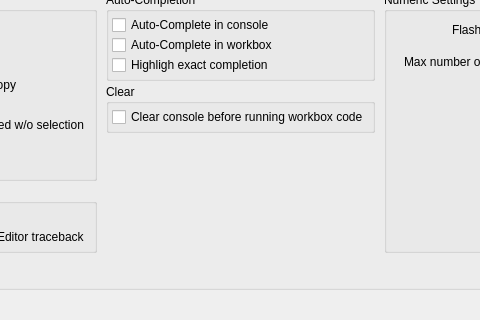
Qt form preditor/gui/ui/loggerwindow.ui (macevhicz/PrEditor) before a commit; both pictures show x 223 to 703 and y 229 to 549 of the 862 by 549 pixel window.
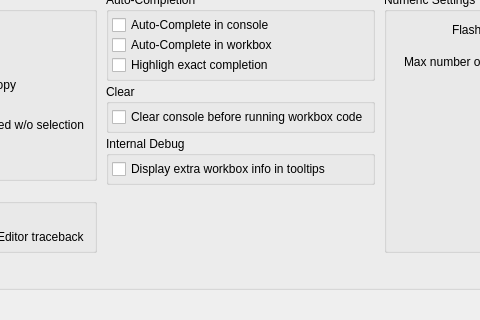
The same form after that commit. Custom widgets are drawn as their Qt base class.

Commit message:
Optionally, show extra workbox debug info on tab toolTips.
Better GRP & LYT names

```diff
--- a/preditor/gui/ui/loggerwindow.ui
+++ b/preditor/gui/ui/loggerwindow.ui
@@ -454,6 +454,37 @@
                           </layout>
                          </widget>
                         </item>
+                        <item>
+                         <widget class="QGroupBox" name="uiPrefsInternalDebugGRP">
+                          <property name="title">
+                           <string>Internal Debug</string>
+                          </property>
+                          <layout class="QVBoxLayout" name="uiPrefsInternalDebugLYT">
+                           <property name="spacing">
+                            <number>0</number>
+                           </property>
+                           <property name="leftMargin">
+                            <number>3</number>
+                           </property>
+                           <property name="topMargin">
+                            <number>3</number>
+                           </property>
+                           <property name="rightMargin">
+                            <number>3</number>
+                           </property>
+                           <property name="bottomMargin">
+                            <number>3</number>
+                           </property>
+                           <item>
+                            <widget class="QCheckBox" name="uiExtraTooltipInfoCHK">
+                             <property name="text">
+                              <string>Display extra workbox info in tooltips</string>
+                             </property>
+                            </widget>
+                           </item>
+                          </layout>
+                         </widget>
+                        </item>
                         <item>
                          <spacer name="verticalSpacer">
                           <property name="orientation">
```
Left out of the diff: 20 changed lines with no effect on the pictures. The commit also changes 2 other files.
